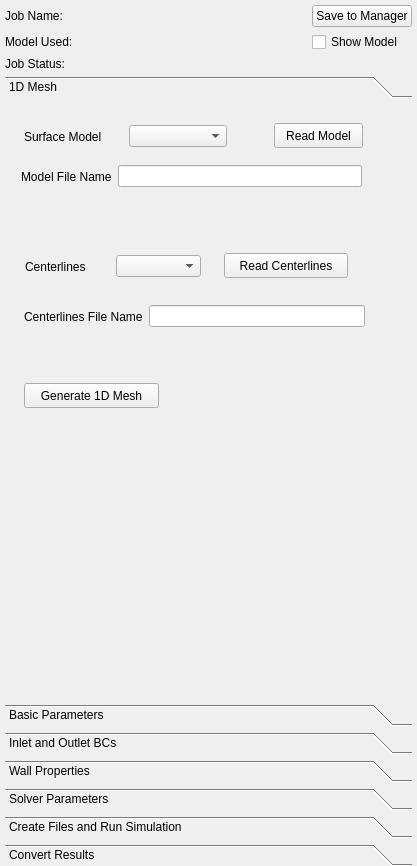
Before: the Qt Designer form Code/Source/sv4gui/Plugins/org.sv.gui.qt.simulation1d/sv4gui_SimulationView1d.ui in SimVascular/SimVascular, drawn with Qt 5.
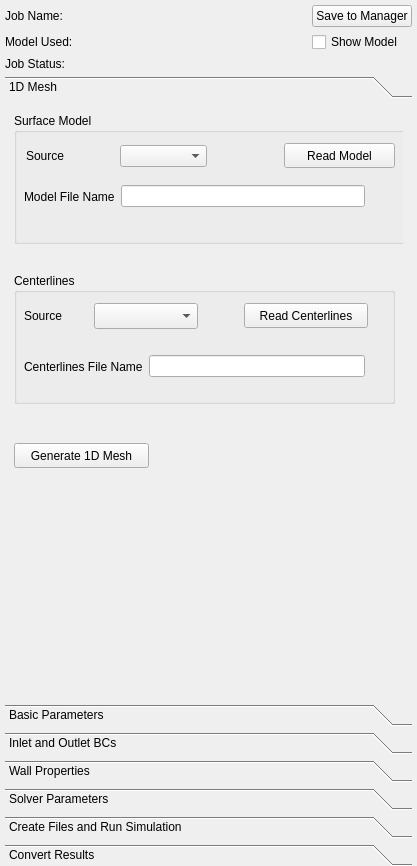
After: the same form once the commit is applied. Custom widgets are drawn as their Qt base class.

Commit message: Add python interface, parameter processing,

```diff
--- a/Code/Source/sv4gui/Plugins/org.sv.gui.qt.simulation1d/sv4gui_SimulationView1d.ui
+++ b/Code/Source/sv4gui/Plugins/org.sv.gui.qt.simulation1d/sv4gui_SimulationView1d.ui
@@ -171,7 +171,7 @@
            <x>0</x>
            <y>0</y>
            <width>407</width>
-           <height>564</height>
+           <height>552</height>
           </rect>
          </property>
          <attribute name="label">
@@ -183,8 +183,8 @@
             <widget class="QPushButton" name="generateMeshPushButton">
              <property name="geometry">
               <rect>
-               <x>10</x>
-               <y>270</y>
+               <x>0</x>
+               <y>330</y>
                <width>135</width>
                <height>25</height>
               </rect>
@@ -193,12 +193,24 @@
               <string>Generate 1D Mesh</string>
              </property>
             </widget>
+            <widget class="QGroupBox" name="groupBox">
+             <property name="geometry">
+              <rect>
+               <x>0</x>
+               <y>0</y>
+               <width>391</width>
+               <height>131</height>
+              </rect>
+             </property>
+             <property name="title">
+              <string>Surface Model</string>
+             </property>
             <widget class="QPushButton" name="readModelPushButton">
              <property name="geometry">
               <rect>
-               <x>260</x>
-               <y>10</y>
-               <width>89</width>
+                <x>270</x>
+                <y>30</y>
+                <width>111</width>
                <height>25</height>
               </rect>
              </property>
@@ -206,68 +218,11 @@
               <string>Read Model</string>
              </property>
             </widget>
-            <widget class="QPushButton" name="readCenterlinesPushButton">
-             <property name="geometry">
-              <rect>
-               <x>210</x>
-               <y>140</y>
-               <width>124</width>
-               <height>25</height>
-              </rect>
-             </property>
-             <property name="text">
-              <string>Read Centerlines</string>
-             </property>
-            </widget>
-            <widget class="QWidget" name="">
+             <widget class="QWidget" name="layoutWidget">
              <property name="geometry">
               <rect>
                <x>10</x>
-               <y>10</y>
-               <width>203</width>
-               <height>27</height>
-              </rect>
-             </property>
-             <layout class="QHBoxLayout" name="horizontalLayout_11">
-              <item>
-               <widget class="QLabel" name="label_22">
-                <property name="text">
-                 <string>Surface Model   </string>
-                </property>
-               </widget>
-              </item>
-              <item>
-               <widget class="QComboBox" name="surfaceModelComboBox"/>
-              </item>
-             </layout>
-            </widget>
-            <widget class="QWidget" name="">
-             <property name="geometry">
-              <rect>
-               <x>11</x>
-               <y>140</y>
-               <width>176</width>
-               <height>27</height>
-              </rect>
-             </property>
-             <layout class="QHBoxLayout" name="horizontalLayout_12">
-              <item>
-               <widget class="QLabel" name="label_23">
-                <property name="text">
-                 <string>Centerlines </string>
-                </property>
-               </widget>
-              </item>
-              <item>
-               <widget class="QComboBox" name="centerlinesComboBox"/>
-              </item>
-             </layout>
-            </widget>
-            <widget class="QWidget" name="">
-             <property name="geometry">
-              <rect>
-               <x>7</x>
-               <y>50</y>
+                <y>70</y>
                <width>341</width>
                <height>27</height>
               </rect>
@@ -288,8 +243,79 @@
             <widget class="QWidget" name="">
              <property name="geometry">
               <rect>
+                <x>12</x>
+                <y>30</y>
+                <width>181</width>
+                <height>26</height>
+               </rect>
+              </property>
+              <layout class="QHBoxLayout" name="horizontalLayout_11">
+               <item>
+                <widget class="QLabel" name="label_22">
+                 <property name="text">
+                  <string>Source   </string>
+                 </property>
+                </widget>
+               </item>
+               <item>
+                <widget class="QComboBox" name="surfaceModelComboBox"/>
+               </item>
+              </layout>
+             </widget>
+            </widget>
+            <widget class="QGroupBox" name="groupBox_2">
+             <property name="geometry">
+              <rect>
+               <x>0</x>
+               <y>160</y>
+               <width>381</width>
+               <height>131</height>
+              </rect>
+             </property>
+             <property name="title">
+              <string>Centerlines</string>
+             </property>
+             <widget class="QComboBox" name="centerlinesComboBox">
+              <property name="geometry">
+               <rect>
+                <x>80</x>
+                <y>30</y>
+                <width>104</width>
+                <height>26</height>
+               </rect>
+              </property>
+             </widget>
+             <widget class="QLabel" name="label_23">
+              <property name="geometry">
+               <rect>
                <x>10</x>
-               <y>190</y>
+                <y>30</y>
+                <width>61</width>
+                <height>25</height>
+               </rect>
+              </property>
+              <property name="text">
+               <string>Source</string>
+              </property>
+             </widget>
+             <widget class="QPushButton" name="readCenterlinesPushButton">
+              <property name="geometry">
+               <rect>
+                <x>230</x>
+                <y>30</y>
+                <width>124</width>
+                <height>25</height>
+               </rect>
+              </property>
+              <property name="text">
+               <string>Read Centerlines</string>
+              </property>
+             </widget>
+             <widget class="QWidget" name="layoutWidget">
+              <property name="geometry">
+               <rect>
+                <x>10</x>
+                <y>80</y>
                <width>341</width>
                <height>27</height>
               </rect>
@@ -308,6 +334,7 @@
              </layout>
             </widget>
            </widget>
+           </widget>
           </item>
          </layout>
         </widget>
@@ -317,7 +344,7 @@
            <x>0</x>
            <y>0</y>
            <width>407</width>
-           <height>564</height>
+           <height>552</height>
           </rect>
          </property>
          <attribute name="label">
@@ -354,7 +381,7 @@
            <x>0</x>
            <y>0</y>
            <width>407</width>
-           <height>564</height>
+           <height>552</height>
           </rect>
          </property>
          <attribute name="label">
@@ -418,7 +445,7 @@
            <x>0</x>
            <y>0</y>
            <width>407</width>
-           <height>564</height>
+           <height>552</height>
           </rect>
          </property>
          <attribute name="label">
@@ -768,7 +795,7 @@
            <x>0</x>
            <y>0</y>
            <width>407</width>
-           <height>564</height>
+           <height>552</height>
           </rect>
          </property>
          <attribute name="label">
@@ -805,7 +832,7 @@
            <x>0</x>
            <y>0</y>
            <width>407</width>
-           <height>564</height>
+           <height>552</height>
           </rect>
          </property>
          <attribute name="label">
@@ -985,7 +1012,7 @@
            <x>0</x>
            <y>0</y>
            <width>407</width>
-           <height>564</height>
+           <height>552</height>
           </rect>
          </property>
          <attribute name="label">
```
Lines whose indentation alone changed are shown as unchanged. The commit also changes 7 other files.
